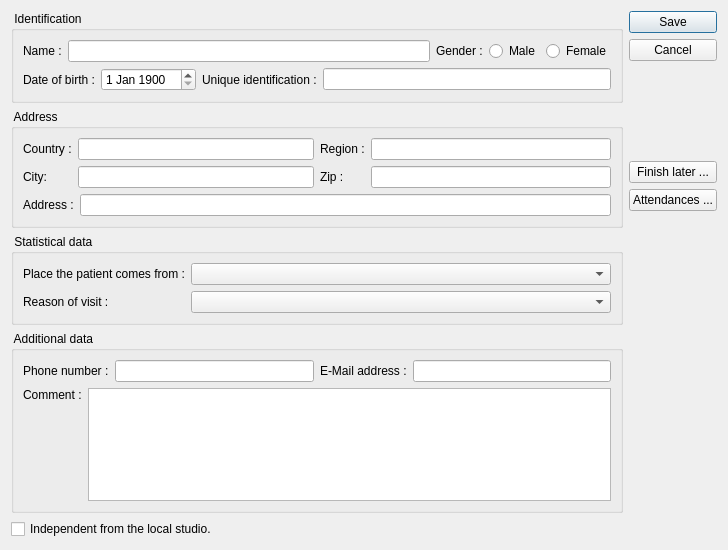
tbikfalvi/Belenus, file client/dlgpatientedit.ui: the form before one commit.
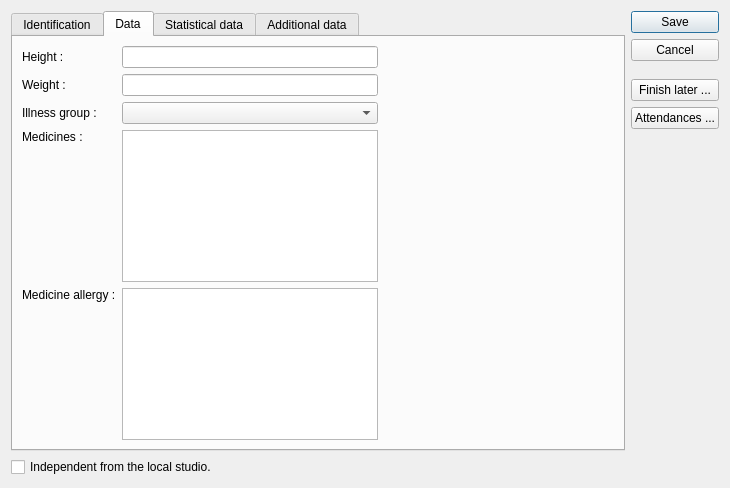
The form after the commit. The open tabs and pages were chosen to show the change.

The edit to the form file:
```diff
--- a/client/dlgpatientedit.ui
+++ b/client/dlgpatientedit.ui
@@ -6,24 +6,26 @@
    <rect>
     <x>0</x>
     <y>0</y>
-    <width>728</width>
-    <height>550</height>
+    <width>730</width>
+    <height>488</height>
    </rect>
   </property>
   <property name="windowTitle">
    <string>Dialog</string>
   </property>
-  <layout class="QHBoxLayout" name="horizontalLayout_7">
-   <item>
-    <layout class="QVBoxLayout" name="verticalLayout_4">
-     <item>
-      <widget class="QGroupBox" name="gbIdentification">
-       <property name="title">
-        <string> Identification </string>
-       </property>
-       <layout class="QVBoxLayout" name="verticalLayout_2">
+  <layout class="QGridLayout" name="gridLayout">
+   <item row="0" column="0">
+    <widget class="QTabWidget" name="tbwPatient">
+     <property name="currentIndex">
+      <number>0</number>
+     </property>
+     <widget class="QWidget" name="tab1">
+      <attribute name="title">
+       <string>Identification</string>
+      </attribute>
+      <layout class="QVBoxLayout" name="verticalLayout">
         <item>
-         <layout class="QHBoxLayout" name="horizontalLayout_3">
+        <layout class="QHBoxLayout" name="horizontalLayout">
           <item>
            <widget class="QLabel" name="lblName">
             <property name="text">
@@ -58,7 +60,7 @@
          </layout>
         </item>
         <item>
-         <layout class="QHBoxLayout" name="horizontalLayout_4">
+        <layout class="QHBoxLayout" name="horizontalLayout_2">
           <item>
            <widget class="QLabel" name="lblDateBirth">
             <property name="text">
@@ -78,6 +80,9 @@
               <day>1</day>
              </datetime>
             </property>
+           <property name="displayFormat">
+            <string>yyyy/MM/dd</string>
+           </property>
            </widget>
           </item>
           <item>
@@ -92,69 +97,230 @@
           </item>
          </layout>
         </item>
-       </layout>
-      </widget>
-     </item>
+       <item>
+        <spacer name="verticalSpacer_3">
+         <property name="orientation">
+          <enum>Qt::Vertical</enum>
+         </property>
+         <property name="sizeHint" stdset="0">
+          <size>
+           <width>20</width>
+           <height>318</height>
+          </size>
+         </property>
+        </spacer>
+       </item>
+      </layout>
+     </widget>
+     <widget class="QWidget" name="tab2">
+      <attribute name="title">
+       <string>Data</string>
+      </attribute>
+      <layout class="QVBoxLayout" name="verticalLayout_2">
+       <item>
+        <layout class="QHBoxLayout" name="horizontalLayout_3">
+         <item>
+          <layout class="QFormLayout" name="formLayout">
+           <item row="0" column="0">
+            <widget class="QLabel" name="lblHeight">
+             <property name="text">
+              <string>Height :</string>
+             </property>
+            </widget>
+           </item>
+           <item row="0" column="1">
+            <widget class="QLineEdit" name="ledHeight"/>
+           </item>
+           <item row="1" column="0">
+            <widget class="QLabel" name="lblWeight">
+             <property name="text">
+              <string>Weight :</string>
+             </property>
+            </widget>
+           </item>
+           <item row="1" column="1">
+            <widget class="QLineEdit" name="ledWeight"/>
+           </item>
+           <item row="2" column="0">
+            <widget class="QLabel" name="lblIllnessGroup">
+             <property name="text">
+              <string>Illness group :</string>
+             </property>
+            </widget>
+           </item>
+           <item row="2" column="1">
+            <widget class="QComboBox" name="cmbIllnessGroup"/>
+           </item>
+           <item row="3" column="0">
+            <widget class="QLabel" name="lblMedicines">
+             <property name="text">
+              <string>Medicines :</string>
+             </property>
+             <property name="alignment">
+              <set>Qt::AlignLeading|Qt::AlignLeft|Qt::AlignTop</set>
+             </property>
+            </widget>
+           </item>
+           <item row="3" column="1">
+            <widget class="QPlainTextEdit" name="ptMedicineCurrent"/>
+           </item>
+           <item row="4" column="0">
+            <widget class="QLabel" name="lblAllergy">
+             <property name="text">
+              <string>Medicine allergy :</string>
+             </property>
+             <property name="alignment">
+              <set>Qt::AlignLeading|Qt::AlignLeft|Qt::AlignTop</set>
+             </property>
+            </widget>
+           </item>
+           <item row="4" column="1">
+            <widget class="QPlainTextEdit" name="ptMedicineAllergy"/>
+           </item>
+          </layout>
+         </item>
+         <item>
+          <spacer name="horizontalSpacer_3">
+           <property name="orientation">
+            <enum>Qt::Horizontal</enum>
+           </property>
+           <property name="sizeHint" stdset="0">
+            <size>
+             <width>40</width>
+             <height>20</height>
+            </size>
+           </property>
+          </spacer>
+         </item>
+        </layout>
+       </item>
+       <item>
+        <spacer name="verticalSpacer_4">
+         <property name="orientation">
+          <enum>Qt::Vertical</enum>
+         </property>
+         <property name="sizeHint" stdset="0">
+          <size>
+           <width>20</width>
+           <height>0</height>
+          </size>
+         </property>
+        </spacer>
+       </item>
+      </layout>
+     </widget>
+     <widget class="QWidget" name="tab3">
+      <attribute name="title">
+       <string>Statistical data</string>
+      </attribute>
+      <layout class="QVBoxLayout" name="verticalLayout_3">
+       <item>
+        <layout class="QFormLayout" name="formLayout_2">
+         <item row="0" column="0">
+          <widget class="QLabel" name="lblPatientOrigin">
+           <property name="text">
+            <string>Place the patient comes from :</string>
+           </property>
+          </widget>
+         </item>
+         <item row="0" column="1">
+          <widget class="QComboBox" name="cmbPatientOrigin"/>
+         </item>
+         <item row="1" column="0">
+          <widget class="QLabel" name="lblReasonToVisit">
+           <property name="text">
+            <string>Reason of visit :</string>
+           </property>
+          </widget>
+         </item>
+         <item row="1" column="1">
+          <widget class="QComboBox" name="cmbReasonToVisit"/>
+         </item>
+        </layout>
+       </item>
+       <item>
+        <spacer name="verticalSpacer_5">
+         <property name="orientation">
+          <enum>Qt::Vertical</enum>
+         </property>
+         <property name="sizeHint" stdset="0">
+          <size>
+           <width>20</width>
+           <height>320</height>
+          </size>
+         </property>
+        </spacer>
+       </item>
+      </layout>
+     </widget>
+     <widget class="QWidget" name="tab4">
+      <attribute name="title">
+       <string>Additional data</string>
+      </attribute>
+      <layout class="QVBoxLayout" name="verticalLayout_5">
      <item>
       <widget class="QGroupBox" name="gbAddress">
        <property name="title">
         <string> Address </string>
        </property>
-       <layout class="QVBoxLayout" name="verticalLayout">
+         <layout class="QVBoxLayout" name="verticalLayout_4">
         <item>
-         <layout class="QHBoxLayout" name="horizontalLayout">
+           <layout class="QHBoxLayout" name="horizontalLayout_7">
           <item>
-           <layout class="QFormLayout" name="formLayout_2">
-            <item row="0" column="0">
              <widget class="QLabel" name="lblCountry">
               <property name="text">
                <string>Country :</string>
               </property>
              </widget>
             </item>
-            <item row="0" column="1">
+            <item>
              <widget class="QLineEdit" name="ledCountry"/>
             </item>
-            <item row="1" column="0">
-             <widget class="QLabel" name="lblCity">
-              <property name="text">
-               <string>City: </string>
-              </property>
-             </widget>
-            </item>
-            <item row="1" column="1">
-             <widget class="QLineEdit" name="ledCity"/>
-            </item>
-           </layout>
-          </item>
           <item>
-           <layout class="QFormLayout" name="formLayout">
-            <item row="0" column="0">
              <widget class="QLabel" name="lblRegion">
               <property name="text">
                <string>Region :</string>
               </property>
              </widget>
             </item>
-            <item row="0" column="1">
+            <item>
              <widget class="QLineEdit" name="ledRegion"/>
             </item>
-            <item row="1" column="0">
+           </layout>
+          </item>
+          <item>
+           <layout class="QHBoxLayout" name="horizontalLayout_5">
+            <item>
              <widget class="QLabel" name="lblZip">
               <property name="text">
                <string>Zip :</string>
               </property>
              </widget>
             </item>
-            <item row="1" column="1">
-             <widget class="QLineEdit" name="ledZip"/>
+            <item>
+             <widget class="QComboBox" name="cmbZip"/>
             </item>
-           </layout>
-          </item>
+            <item>
+             <widget class="QLabel" name="lblCity">
+              <property name="text">
+               <string>City: </string>
+              </property>
+             </widget>
+            </item>
+            <item>
+             <widget class="QLineEdit" name="ledCity">
+              <property name="sizePolicy">
+               <sizepolicy hsizetype="Expanding" vsizetype="Fixed">
+                <horstretch>0</horstretch>
+                <verstretch>0</verstretch>
+               </sizepolicy>
+              </property>
+             </widget>
+            </item>
          </layout>
         </item>
         <item>
-         <layout class="QHBoxLayout" name="horizontalLayout_2">
+           <layout class="QHBoxLayout" name="horizontalLayout_4">
           <item>
            <widget class="QLabel" name="lblAddress">
             <property name="text">
@@ -171,42 +337,11 @@
       </widget>
      </item>
      <item>
-      <widget class="QGroupBox" name="gbVisit">
+        <widget class="QGroupBox" name="gbAccessibility">
        <property name="title">
-        <string> Statistical data </string>
-       </property>
-       <layout class="QFormLayout" name="formLayout_3">
-        <item row="0" column="0">
-         <widget class="QLabel" name="lblPatientOrigin">
-          <property name="text">
-           <string>Place the patient comes from :</string>
-          </property>
-         </widget>
-        </item>
-        <item row="0" column="1">
-         <widget class="QComboBox" name="cmbPatientOrigin"/>
-        </item>
-        <item row="1" column="0">
-         <widget class="QLabel" name="lblReasonToVisit">
-          <property name="text">
-           <string>Reason of visit :</string>
-          </property>
-         </widget>
-        </item>
-        <item row="1" column="1">
-         <widget class="QComboBox" name="cmbReasonToVisit"/>
-        </item>
-       </layout>
-      </widget>
-     </item>
-     <item>
-      <widget class="QGroupBox" name="gbAdditionalData">
-       <property name="title">
-        <string> Additional data </string>
-       </property>
-       <layout class="QVBoxLayout" name="verticalLayout_3">
-        <item>
-         <layout class="QHBoxLayout" name="horizontalLayout_5">
+          <string> Accessibility </string>
+         </property>
+         <layout class="QHBoxLayout" name="horizontalLayout_6">
           <item>
            <widget class="QLabel" name="lblPhone">
             <property name="text">
@@ -228,38 +363,39 @@
            <widget class="QLineEdit" name="ledEmail"/>
           </item>
          </layout>
-        </item>
-        <item>
-         <layout class="QHBoxLayout" name="horizontalLayout_6">
-          <item>
-           <widget class="QLabel" name="lblComment">
-            <property name="text">
-             <string>Comment :</string>
-            </property>
-            <property name="alignment">
-             <set>Qt::AlignLeading|Qt::AlignLeft|Qt::AlignTop</set>
-            </property>
-           </widget>
-          </item>
+        </widget>
+       </item>
+       <item>
+        <widget class="QGroupBox" name="gbComment">
+         <property name="title">
+          <string> Comment </string>
+         </property>
+         <layout class="QHBoxLayout" name="horizontalLayout_8">
           <item>
            <widget class="QPlainTextEdit" name="ptComment"/>
           </item>
          </layout>
-        </item>
-       </layout>
       </widget>
      </item>
      <item>
-      <widget class="QCheckBox" name="checkIndependent">
-       <property name="text">
-        <string>Independent from the local studio.</string>
-       </property>
-      </widget>
-     </item>
-    </layout>
+        <spacer name="verticalSpacer_6">
+         <property name="orientation">
+          <enum>Qt::Vertical</enum>
+         </property>
+         <property name="sizeHint" stdset="0">
+          <size>
+           <width>20</width>
+           <height>1</height>
+          </size>
+         </property>
+        </spacer>
+       </item>
+      </layout>
+     </widget>
+    </widget>
    </item>
-   <item>
-    <layout class="QVBoxLayout" name="verticalLayout_5">
+   <item row="0" column="1">
+    <layout class="QVBoxLayout" name="verticalLayout_6">
      <item>
       <widget class="QPushButton" name="pbSave">
        <property name="text">
@@ -340,6 +476,13 @@
      </item>
     </layout>
    </item>
+   <item row="1" column="0">
+    <widget class="QCheckBox" name="checkIndependent">
+     <property name="text">
+      <string>Independent from the local studio.</string>
+     </property>
+    </widget>
+   </item>
   </layout>
  </widget>
  <tabstops>
```
Left out of the diff: 15 changed lines with no effect on the pictures. Lines whose indentation alone changed are shown as unchanged.
